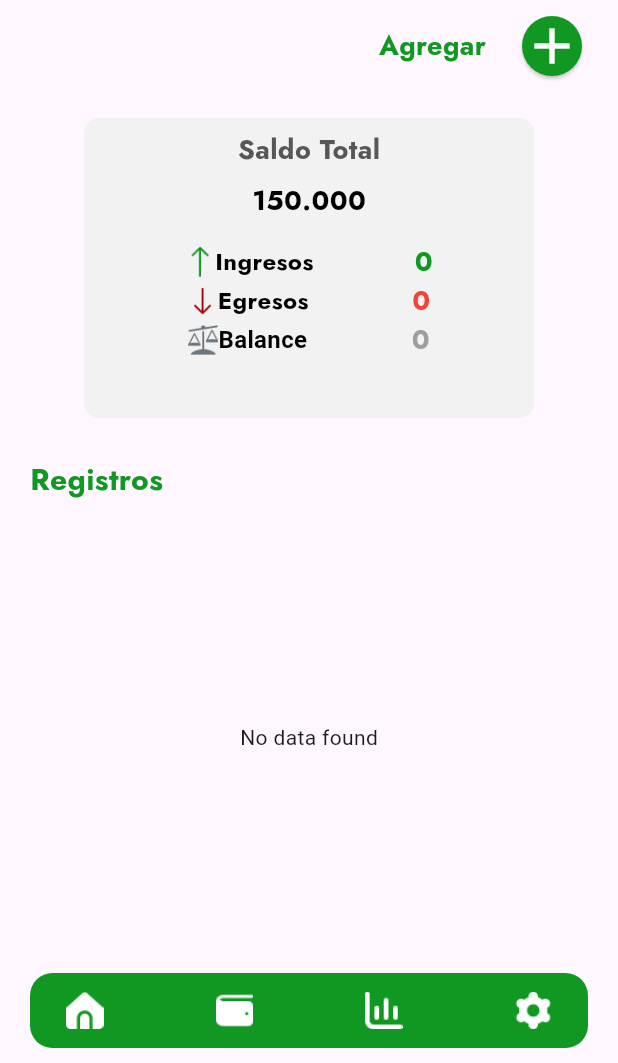
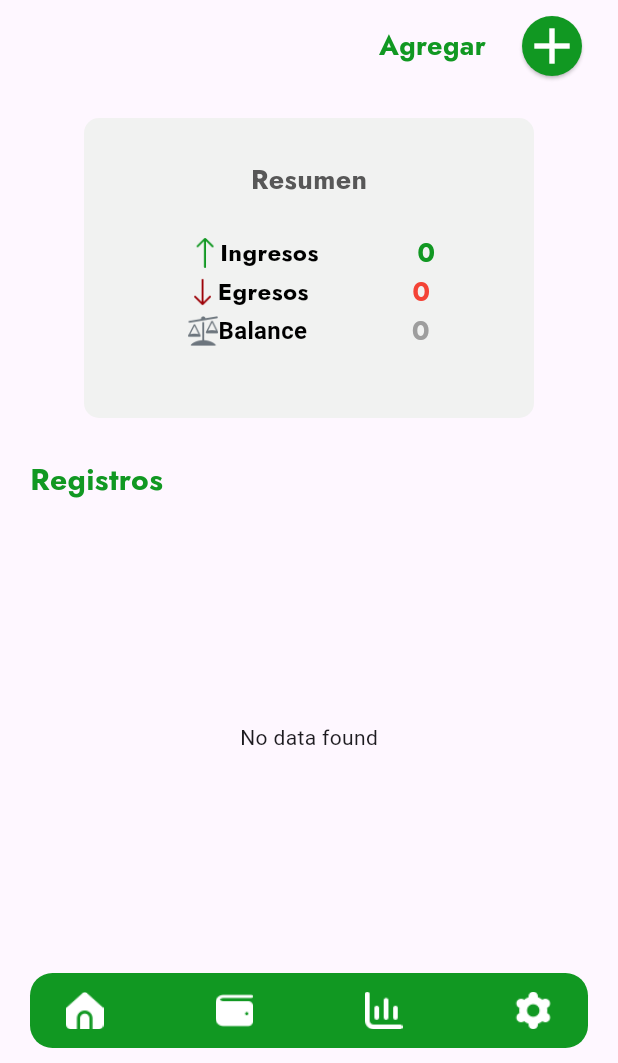
Before and after one commit to DPooL2004/GetFunds, a Flutter app: the home screen opened directly, item 4 of the bottom bar chosen, in the side drawer, after a tap on "Inicio", on a phone screen of 412 x 824 dp, the part 173-1236 px from its top. Run offline on Flutter 3.47's test engine with Material 3 defaults, Android fonts, the phone set to English and light mode, and no system bars; our stand-ins replace animated_splash_screen, cloud_firestore, firebase_auth, firebase_core, firebase_storage, fluttertoast and 2 more; accounts and stored records are empty; project files that could hold a hidden picture were left out.

```diff
--- a/lib/vistas/home.dart
+++ b/lib/vistas/home.dart
@@ -5,6 +5,7 @@ import 'package:getfunds/componentes/modal_Home.dart';
 import 'package:getfunds/registros.dart';
 import 'package:getfunds/vistas/ahorro.dart';
 import 'package:getfunds/vistas/ajustes.dart';
+import 'package:firebase_auth/firebase_auth.dart';
 
 class home extends StatefulWidget { // Make it StatefulWidget
 
@@ -17,12 +18,34 @@ class _HomeState extends State<home> {
   int totalIngresos = 0;
   int totalEgresos = 0;
   int balance = 0;
+  late Future<QuerySnapshot> _futureData;
+  String _correoUsuario = '';
 
   @override
   void initState() {
     super.initState();
     sumarIngresos();
     sumarEgresos();
+    _getUserEmail();
+  }
+
+  Future<void> _getUserEmail() async {
+    User? user = FirebaseAuth.instance.currentUser;
+    setState(() {
+      if (user != null) {
+        _correoUsuario = user.email ?? 'No email available';
+        _futureData = getData(); // Load data after getting the email
+      } else {
+        _correoUsuario = 'No user signed in';
+      }
+    });
+  }
+
+  Future<QuerySnapshot> getData() async {
+    return FirebaseFirestore.instance
+        .collection('Registros')
+        .where('Correo', isEqualTo: _correoUsuario)
+        .get();
   }
 
   Future<void> _obtenerValor() async {
@@ -40,7 +63,7 @@ class _HomeState extends State<home> {
 
 
   Future<void> sumarIngresos() async {
-    QuerySnapshot querySnapshot = await FirebaseFirestore.instance.collection('Registros').where('Tipo', isEqualTo: 'Ingreso').get();
+    QuerySnapshot querySnapshot = await FirebaseFirestore.instance.collection('Registros').where('Tipo', isEqualTo: 'Ingreso').where('Correo', isEqualTo: _correoUsuario).get();
 
     int sumaIngresos = 0;
 
@@ -60,7 +83,7 @@ class _HomeState extends State<home> {
   }
 
   Future<void> sumarEgresos() async {
-    QuerySnapshot querySnapshot = await FirebaseFirestore.instance.collection('Registros').where('Tipo', isEqualTo: 'Egreso').get();
+    QuerySnapshot querySnapshot = await FirebaseFirestore.instance.collection('Registros').where('Tipo', isEqualTo: 'Egreso').where('Correo', isEqualTo: _correoUsuario).get();
 
     int sumaEgresos = 0;
 
@@ -144,9 +167,10 @@ class _HomeState extends State<home> {
               child: Column(
                 children: [
                   Container(
+                    margin: EdgeInsets.only(top: 20),
                     child: Padding(
                       padding: const EdgeInsets.all(8.0),
-                      child: Text('Saldo Total',
+                      child: Text('Resumen',
                       style: TextStyle(
                         color: Color.fromRGBO(87, 87, 87, 1),
                         fontWeight: FontWeight.bold,
@@ -154,15 +178,6 @@ class _HomeState extends State<home> {
                         fontFamily: 'Jost'
                       ),),
                     ),
-                  ),
-                  Container(
-                    child: Text('150.000',
-                    style: TextStyle(
-                      color: Colors.black,
-                      fontWeight: FontWeight.bold,
-                      fontSize: 18,
-                        fontFamily: 'Jost'
-                    ),),
                   ),
                   Container(
                     margin: EdgeInsets.only(top: 15),
@@ -173,6 +188,7 @@ class _HomeState extends State<home> {
                           child: Row(
                             children: [
                               Container(
+                                margin: EdgeInsets.only(left: 5),
                                 width: 20,
                                 height: 20,
                                 decoration: BoxDecoration(
```
Also changed, not shown: lib/registros.dart (+145 -24 lines).
